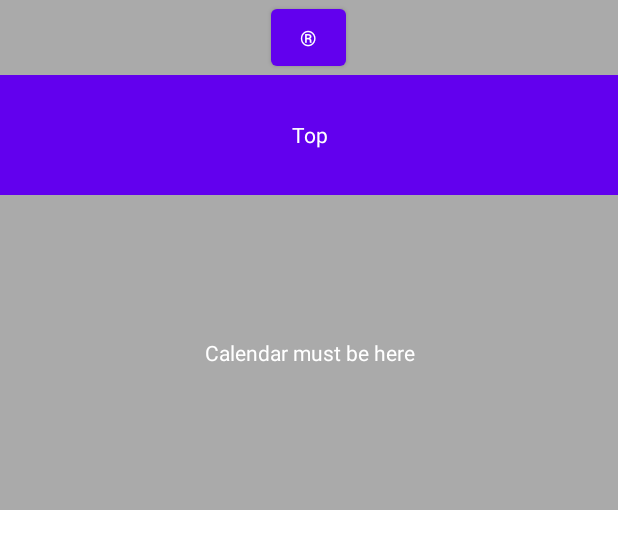
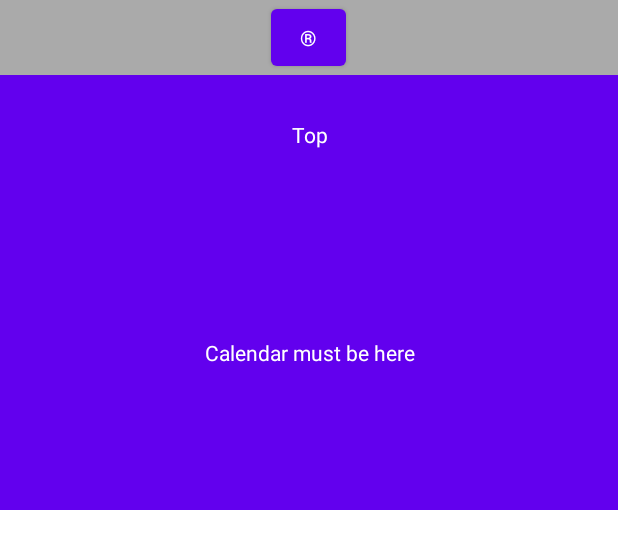
Before and after one commit to MadMakZa/HealthDiary, an Android app: the layout bottomsheet_fragment.xml on its own in the app's theme, with its tools: preview values and no code run, on a phone screen of 412 x 824 dp. Shown: the top 549 px of the screen. Run offline under Robolectric (Android 15) with nearby library versions, the phone set to English and light mode, and no system bars.

Commit message:
bottomsheet test

```diff
--- a/app/build.gradle
+++ b/app/build.gradle
@@ -30,6 +30,9 @@ android {
     kotlinOptions {
         jvmTarget = '1.8'
     }
+    buildFeatures {
+        viewBinding true
+    }
 }
 
 dependencies {
--- a/app/src/main/res/layout/bottomsheet_fragment.xml
+++ b/app/src/main/res/layout/bottomsheet_fragment.xml
@@ -6,11 +6,13 @@
     android:layout_height="340dp"
     android:background="@android:color/darker_gray"
     android:orientation="vertical"
-    app:behavior_hideable="true"
-    app:behavior_peekHeight="80dp"
+    android:gravity="center_horizontal"
+    app:behavior_hideable="false"
+    app:behavior_peekHeight="250dp"
     app:layout_behavior="android.support.design.widget.BottomSheetBehavior">
 
     <Button
+        android:id="@+id/btn_addNote"
         android:layout_width="50dp"
         android:layout_height="50dp"
         android:layout_gravity="center"
@@ -29,6 +31,7 @@
         android:layout_height="match_parent"
         android:gravity="center"
         android:text="Calendar must be here"
-        android:textColor="@android:color/white" />
+        android:textColor="@android:color/white"
+        android:background="@color/design_default_color_primary"/>
 
 </LinearLayout>
```
Also changed, not shown: app/src/main/java/makza/afonsky/healthdiary/BottomSheetFragment.kt (added, +27 -0 lines), app/src/main/java/makza/afonsky/healthdiary/ButtonSheetActivity.kt (deleted, +0 -7 lines), app/src/main/java/makza/afonsky/healthdiary/MainActivity.kt (+12 -1 lines), app/src/main/res/layout/activity_main.xml (+10 -0 lines).
